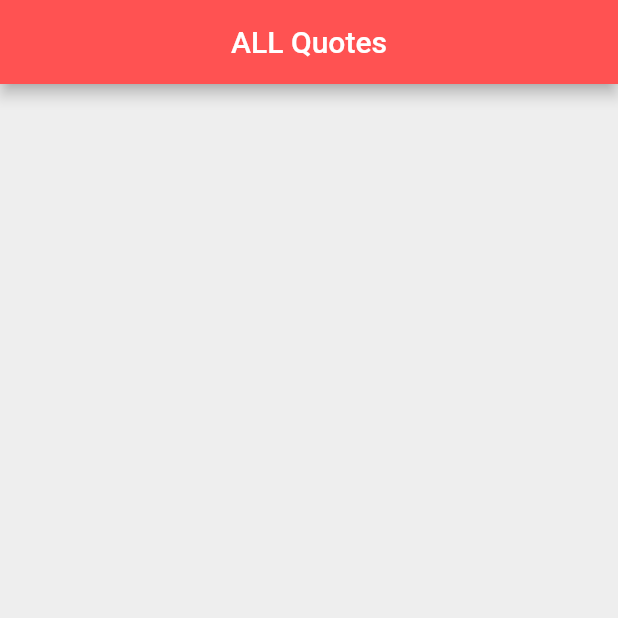
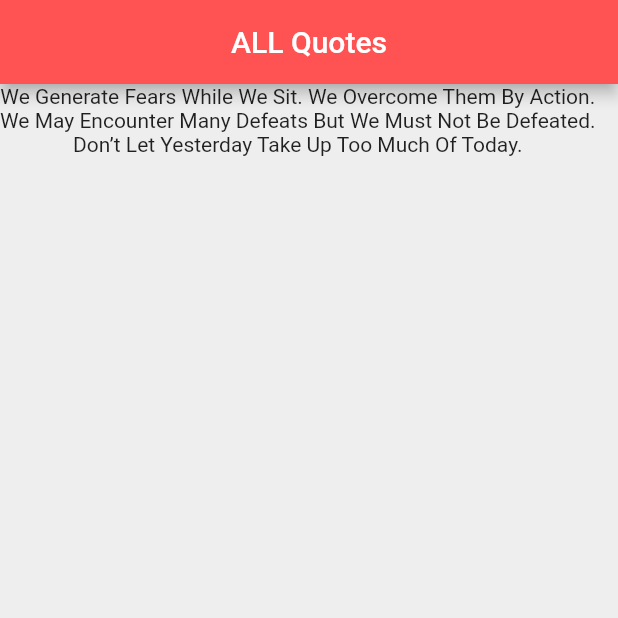
Before and after one commit to kaybrian/QuotesApp, a Flutter app: the screen it shows after launch, on a phone screen of 412 x 824 dp, the top half of it. Run offline on Flutter 3.47's test engine with Material 2 defaults, Android fonts, the phone set to English and light mode, and no system bars.

```diff
--- a/lib/main.dart
+++ b/lib/main.dart
@@ -18,6 +18,11 @@ class Home extends StatefulWidget {
 }
 
 class _HomeState extends State<Home> {
+ List<String> quotes = [
+        'We Generate Fears While We Sit. We Overcome Them By Action.',
+        'We May Encounter Many Defeats But We Must Not Be Defeated.',
+        'Don’t Let Yesterday Take Up Too Much Of Today.'
+    ];
   @override
   Widget build(BuildContext context) {
     return Scaffold(
@@ -28,7 +33,9 @@ class _HomeState extends State<Home> {
             backgroundColor:Colors.redAccent,
         ),
         body:Column(
-
+            children: quotes.map( (quote) {
+                return Text(quote);
+            }).toList(),
         ),
     );
   }
```
